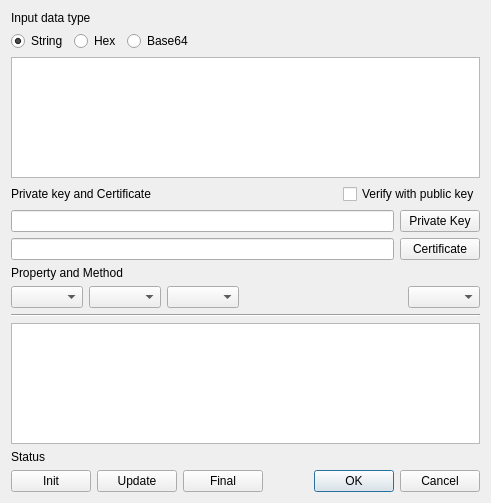
Before: the Qt Designer form BerViewer/sign_verify_dlg.ui in jykim74/BerEditor, drawn with Qt 5.
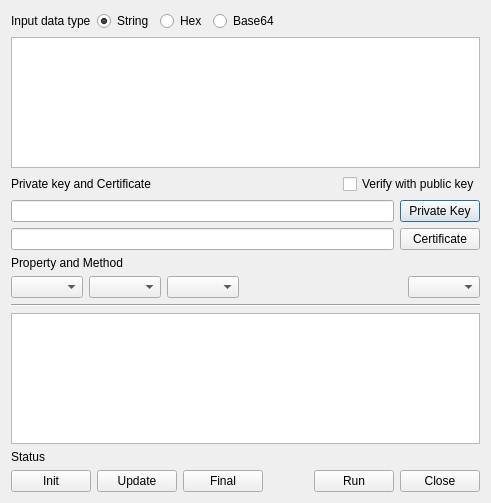
After: the same form once the commit is applied.

Patch:
```diff
--- a/BerViewer/sign_verify_dlg.ui
+++ b/BerViewer/sign_verify_dlg.ui
@@ -14,48 +14,65 @@
    <string>Signature / Verify</string>
   </property>
   <layout class="QGridLayout" name="gridLayout">
-   <item row="13" column="3">
-    <widget class="QDialogButtonBox" name="buttonBox">
-     <property name="orientation">
-      <enum>Qt::Horizontal</enum>
-     </property>
-     <property name="standardButtons">
-      <set>QDialogButtonBox::Cancel|QDialogButtonBox::Ok</set>
-     </property>
-    </widget>
-   </item>
-   <item row="6" column="0" colspan="4">
-    <layout class="QHBoxLayout" name="horizontalLayout_3">
-     <item>
-      <widget class="QLineEdit" name="mCertPath"/>
-     </item>
-     <item>
-      <widget class="QPushButton" name="mCertBtn">
-       <property name="text">
-        <string>Certificate</string>
-       </property>
-      </widget>
-     </item>
-    </layout>
-   </item>
-   <item row="10" column="0" colspan="4">
+   <item row="10" column="0" colspan="6">
     <widget class="QPlainTextEdit" name="mOutputText"/>
    </item>
-   <item row="0" column="0" colspan="2">
-    <widget class="QLabel" name="label">
-     <property name="text">
-      <string>Input data type</string>
-     </property>
-    </widget>
+   <item row="1" column="0" colspan="6">
+    <layout class="QHBoxLayout" name="horizontalLayout">
+     <item>
+      <widget class="QLabel" name="label">
+       <property name="text">
+        <string>Input data type</string>
+       </property>
+      </widget>
+     </item>
+     <item>
+      <widget class="QRadioButton" name="mInputStringBtn">
+       <property name="text">
+        <string>String</string>
+       </property>
+       <property name="checked">
+        <bool>true</bool>
+       </property>
+      </widget>
+     </item>
+     <item>
+      <widget class="QRadioButton" name="mInputHexBtn">
+       <property name="text">
+        <string>Hex</string>
+       </property>
+      </widget>
+     </item>
+     <item>
+      <widget class="QRadioButton" name="mInputBase64Btn">
+       <property name="text">
+        <string>Base64</string>
+       </property>
+      </widget>
+     </item>
+     <item>
+      <spacer name="horizontalSpacer">
+       <property name="orientation">
+        <enum>Qt::Horizontal</enum>
+       </property>
+       <property name="sizeHint" stdset="0">
+        <size>
+         <width>40</width>
+         <height>20</height>
+        </size>
+       </property>
+      </spacer>
+     </item>
+    </layout>
    </item>
-   <item row="13" column="1">
-    <widget class="QPushButton" name="mUpdateBtn">
+   <item row="7" column="0" colspan="2">
+    <widget class="QLabel" name="label_3">
      <property name="text">
-      <string>Update</string>
+      <string>Property and Method</string>
      </property>
     </widget>
    </item>
-   <item row="5" column="0" colspan="4">
+   <item row="5" column="0" colspan="6">
     <layout class="QHBoxLayout" name="horizontalLayout_2">
      <item>
       <widget class="QLineEdit" name="mPriKeyPath"/>
@@ -69,10 +86,60 @@
      </item>
     </layout>
    </item>
-   <item row="2" column="0" colspan="4">
+   <item row="8" column="0" colspan="6">
+    <layout class="QHBoxLayout" name="horizontalLayout_4">
+     <item>
+      <widget class="QComboBox" name="mAlgTypeCombo"/>
+     </item>
+     <item>
+      <widget class="QComboBox" name="mHashTypeCombo"/>
+     </item>
+     <item>
+      <widget class="QComboBox" name="mVersionCombo"/>
+     </item>
+     <item>
+      <spacer name="horizontalSpacer_3">
+       <property name="orientation">
+        <enum>Qt::Horizontal</enum>
+       </property>
+       <property name="sizeHint" stdset="0">
+        <size>
+         <width>40</width>
+         <height>20</height>
+        </size>
+       </property>
+      </spacer>
+     </item>
+     <item>
+      <widget class="QComboBox" name="mMethodCombo"/>
+     </item>
+    </layout>
+   </item>
+   <item row="6" column="0" colspan="6">
+    <layout class="QHBoxLayout" name="horizontalLayout_3">
+     <item>
+      <widget class="QLineEdit" name="mCertPath"/>
+     </item>
+     <item>
+      <widget class="QPushButton" name="mCertBtn">
+       <property name="text">
+        <string>Certificate</string>
+       </property>
+      </widget>
+     </item>
+    </layout>
+   </item>
+   <item row="2" column="0" colspan="6">
     <widget class="QPlainTextEdit" name="mInputText"/>
    </item>
-   <item row="12" column="1">
+   <item row="11" column="0" colspan="6">
+    <widget class="QLabel" name="mStatusLabel">
+     <property name="text">
+      <string>Status</string>
+     </property>
+    </widget>
+   </item>
+   <item row="13" column="1">
     <spacer name="verticalSpacer">
      <property name="orientation">
       <enum>Qt::Vertical</enum>
@@ -85,112 +152,14 @@
      </property>
     </spacer>
    </item>
-   <item row="11" column="0" colspan="4">
-    <widget class="QLabel" name="mStatusLabel">
-     <property name="text">
-      <string>Status</string>
-     </property>
-    </widget>
-   </item>
-   <item row="8" column="0" colspan="4">
-    <layout class="QHBoxLayout" name="horizontalLayout_4">
-     <item>
-      <widget class="QComboBox" name="mAlgTypeCombo"/>
-     </item>
-     <item>
-      <widget class="QComboBox" name="mHashTypeCombo"/>
-     </item>
-     <item>
-      <widget class="QComboBox" name="mVersionCombo"/>
-     </item>
-     <item>
-      <spacer name="horizontalSpacer_3">
-       <property name="orientation">
-        <enum>Qt::Horizontal</enum>
-       </property>
-       <property name="sizeHint" stdset="0">
-        <size>
-         <width>40</width>
-         <height>20</height>
-        </size>
-       </property>
-      </spacer>
-     </item>
-     <item>
-      <widget class="QComboBox" name="mMethodCombo"/>
-     </item>
-    </layout>
-   </item>
-   <item row="9" column="0" colspan="4">
+   <item row="9" column="0" colspan="6">
     <widget class="Line" name="line">
      <property name="orientation">
       <enum>Qt::Horizontal</enum>
      </property>
     </widget>
    </item>
-   <item row="13" column="0">
-    <widget class="QPushButton" name="mInitBtn">
-     <property name="text">
-      <string>Init</string>
-     </property>
-    </widget>
-   </item>
-   <item row="1" column="0" colspan="4">
-    <layout class="QHBoxLayout" name="horizontalLayout">
-     <item>
-      <widget class="QRadioButton" name="mInputStringBtn">
-       <property name="text">
-        <string>String</string>
-       </property>
-       <property name="checked">
-        <bool>true</bool>
-       </property>
-      </widget>
-     </item>
-     <item>
-      <widget class="QRadioButton" name="mInputHexBtn">
-       <property name="text">
-        <string>Hex</string>
-       </property>
-      </widget>
-     </item>
-     <item>
-      <widget class="QRadioButton" name="mInputBase64Btn">
-       <property name="text">
-        <string>Base64</string>
-       </property>
-      </widget>
-     </item>
-     <item>
-      <spacer name="horizontalSpacer">
-       <property name="orientation">
-        <enum>Qt::Horizontal</enum>
-       </property>
-       <property name="sizeHint" stdset="0">
-        <size>
-         <width>40</width>
-         <height>20</height>
-        </size>
-       </property>
-      </spacer>
-     </item>
-    </layout>
-   </item>
-   <item row="13" column="2">
-    <widget class="QPushButton" name="mFinalBtn">
-     <property name="text">
-      <string>Final</string>
-     </property>
-    </widget>
-   </item>
-   <item row="7" column="0" colspan="2">
-    <widget class="QLabel" name="label_3">
-     <property name="text">
-      <string>Property and Method</string>
-     </property>
-    </widget>
-   </item>
-   <item row="3" column="0" colspan="4">
+   <item row="3" column="0" colspan="6">
     <layout class="QGridLayout" name="gridLayout_2">
      <property name="topMargin">
       <number>0</number>
@@ -224,6 +193,61 @@
      </item>
     </layout>
    </item>
+   <item row="12" column="0" colspan="6">
+    <layout class="QGridLayout" name="gridLayout_3">
+     <property name="topMargin">
+      <number>0</number>
+     </property>
+     <item row="0" column="4">
+      <widget class="QPushButton" name="mRunBtn">
+       <property name="text">
+        <string>Run</string>
+       </property>
+      </widget>
+     </item>
+     <item row="0" column="1">
+      <widget class="QPushButton" name="mUpdateBtn">
+       <property name="text">
+        <string>Update</string>
+       </property>
+      </widget>
+     </item>
+     <item row="0" column="5">
+      <widget class="QPushButton" name="mCloseBtn">
+       <property name="text">
+        <string>Close</string>
+       </property>
+      </widget>
+     </item>
+     <item row="0" column="0">
+      <widget class="QPushButton" name="mInitBtn">
+       <property name="text">
+        <string>Init</string>
+       </property>
+      </widget>
+     </item>
+     <item row="0" column="2">
+      <widget class="QPushButton" name="mFinalBtn">
+       <property name="text">
+        <string>Final</string>
+       </property>
+      </widget>
+     </item>
+     <item row="0" column="3">
+      <spacer name="horizontalSpacer_4">
+       <property name="orientation">
+        <enum>Qt::Horizontal</enum>
+       </property>
+       <property name="sizeHint" stdset="0">
+        <size>
+         <width>40</width>
+         <height>20</height>
+        </size>
+       </property>
+      </spacer>
+     </item>
+    </layout>
+   </item>
   </layout>
  </widget>
  <resources/>
```
Left out of the diff: 35 changed lines with no effect on the pictures.
